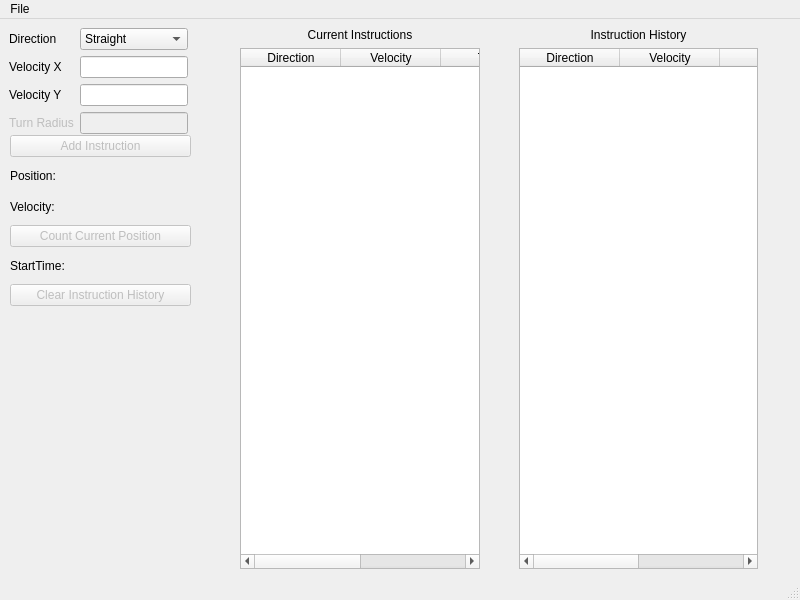
Allorak/LabOOP1.3, file mainwindow.ui: the form before one commit.
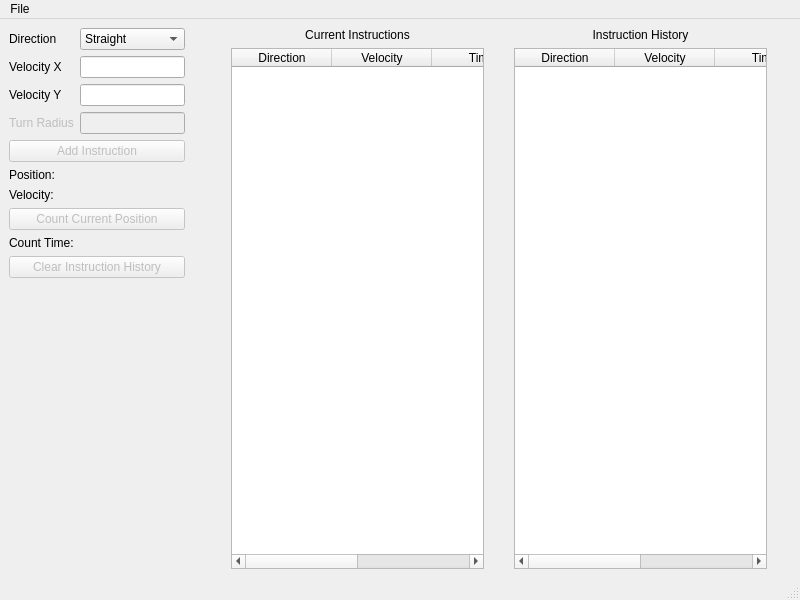
The form after the commit.

Diff of the .ui file:
```diff
--- a/mainwindow.ui
+++ b/mainwindow.ui
@@ -26,15 +26,8 @@
    <string>MainWindow</string>
   </property>
   <widget class="QWidget" name="centralwidget">
-   <widget class="QWidget" name="">
-    <property name="geometry">
-     <rect>
-      <x>9</x>
-      <y>9</y>
-      <width>179</width>
-      <height>100</height>
-     </rect>
-    </property>
+   <layout class="QGridLayout" name="gridLayout_2">
+    <item row="0" column="0">
     <layout class="QGridLayout" name="gridLayout">
      <property name="sizeConstraint">
       <enum>QLayout::SetFixedSize</enum>
@@ -103,16 +96,24 @@
       </widget>
      </item>
     </layout>
-   </widget>
-   <widget class="QWidget" name="">
-    <property name="geometry">
-     <rect>
-      <x>240</x>
-      <y>9</y>
-      <width>240</width>
-      <height>541</height>
-     </rect>
-    </property>
+    </item>
+    <item row="0" column="1" rowspan="3">
+     <spacer name="horizontalSpacer">
+      <property name="orientation">
+       <enum>Qt::Horizontal</enum>
+      </property>
+      <property name="sizeType">
+       <enum>QSizePolicy::Fixed</enum>
+      </property>
+      <property name="sizeHint" stdset="0">
+       <size>
+        <width>40</width>
+        <height>20</height>
+       </size>
+      </property>
+     </spacer>
+    </item>
+    <item row="0" column="2" rowspan="3">
     <layout class="QVBoxLayout" name="verticalLayout_2">
      <item>
       <widget class="QLabel" name="currentInstructions_label">
@@ -152,16 +153,24 @@
       </widget>
      </item>
     </layout>
-   </widget>
-   <widget class="QWidget" name="">
-    <property name="geometry">
-     <rect>
-      <x>519</x>
-      <y>9</y>
-      <width>239</width>
-      <height>541</height>
-     </rect>
-    </property>
+    </item>
+    <item row="0" column="3" rowspan="3">
+     <spacer name="horizontalSpacer_2">
+      <property name="orientation">
+       <enum>Qt::Horizontal</enum>
+      </property>
+      <property name="sizeType">
+       <enum>QSizePolicy::Fixed</enum>
+      </property>
+      <property name="sizeHint" stdset="0">
+       <size>
+        <width>24</width>
+        <height>538</height>
+       </size>
+      </property>
+     </spacer>
+    </item>
+    <item row="0" column="4" rowspan="3">
     <layout class="QVBoxLayout" name="verticalLayout_3">
      <item>
       <widget class="QLabel" name="instructionHistory_label">
@@ -201,16 +210,24 @@
       </widget>
      </item>
     </layout>
-   </widget>
-   <widget class="QWidget" name="">
-    <property name="geometry">
-     <rect>
-      <x>10</x>
-      <y>116</y>
-      <width>181</width>
-      <height>171</height>
-     </rect>
-    </property>
+    </item>
+    <item row="0" column="5" rowspan="3">
+     <spacer name="horizontalSpacer_3">
+      <property name="orientation">
+       <enum>Qt::Horizontal</enum>
+      </property>
+      <property name="sizeType">
+       <enum>QSizePolicy::Fixed</enum>
+      </property>
+      <property name="sizeHint" stdset="0">
+       <size>
+        <width>24</width>
+        <height>538</height>
+       </size>
+      </property>
+     </spacer>
+    </item>
+    <item row="1" column="0">
     <layout class="QVBoxLayout" name="verticalLayout">
      <item>
       <widget class="QPushButton" name="addInstruction_pushButton">
@@ -273,7 +290,7 @@
        <item>
         <widget class="QLabel" name="startTime_label">
          <property name="text">
-          <string>StartTime:</string>
+           <string>Count Time:</string>
          </property>
         </widget>
        </item>
@@ -297,7 +314,21 @@
       </widget>
      </item>
     </layout>
-   </widget>
+    </item>
+    <item row="2" column="0">
+     <spacer name="verticalSpacer">
+      <property name="orientation">
+       <enum>Qt::Vertical</enum>
+      </property>
+      <property name="sizeHint" stdset="0">
+       <size>
+        <width>176</width>
+        <height>280</height>
+       </size>
+      </property>
+     </spacer>
+    </item>
+   </layout>
   </widget>
   <widget class="QMenuBar" name="menubar">
    <property name="geometry">
```
Lines whose indentation alone changed are shown as unchanged.
